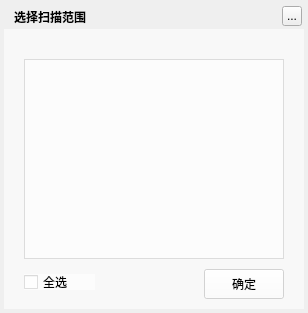
Old version of the form TTKCore/musicUi/musicToolsetswidget/musicsongchecktoolsitemselecteddialog.ui in the repository Greedysky/TTKMusicPlayer.
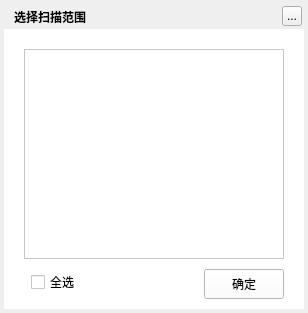
New version of the form. Custom widgets are drawn as their Qt base class.

What changed in the file:
```diff
--- a/TTKCore/musicUi/musicToolsetswidget/musicsongchecktoolsitemselecteddialog.ui
+++ b/TTKCore/musicUi/musicToolsetswidget/musicsongchecktoolsitemselecteddialog.ui
@@ -65,7 +65,7 @@
     </rect>
    </property>
    <property name="styleSheet">
-    <string notr="true">background:rgba(255,255,255,150)</string>
+    <string notr="true">background:rgba(255,255,255)</string>
    </property>
    <widget class="QPushButton" name="confirmButton">
     <property name="geometry">
@@ -86,9 +86,9 @@
    <widget class="QCheckBox" name="selectAllCheckButton">
     <property name="geometry">
      <rect>
-      <x>20</x>
+      <x>27</x>
       <y>245</y>
-      <width>71</width>
+      <width>80</width>
       <height>16</height>
      </rect>
     </property>
@@ -100,9 +100,9 @@
     <property name="geometry">
      <rect>
       <x>20</x>
-      <y>30</y>
+      <y>20</y>
       <width>260</width>
-      <height>200</height>
+      <height>210</height>
      </rect>
     </property>
    </widget>
```
Left out of the diff: 2 changed lines with no effect on the pictures.
